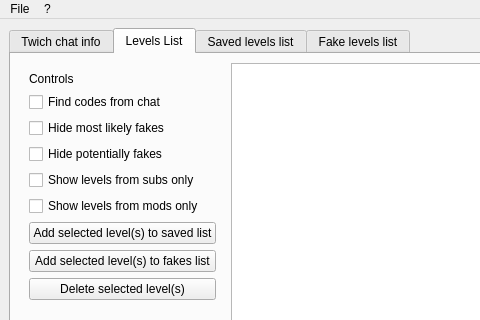
Above: MarioMakerLevelsBot/MarioMakerLevelsBot/ui/window.ui from RLejolivet/MarioMakerLevelsBot before the change; both pictures show x 0 to 480 and y 0 to 320 of the 1004 by 768 pixel window. Below: the same form after it.
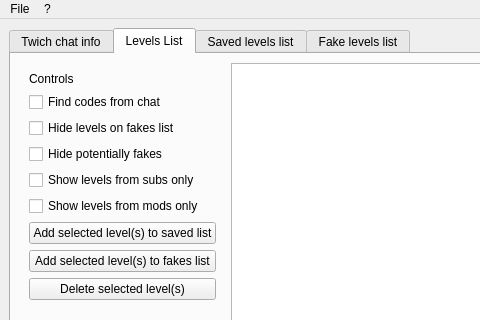
That is the form after the change. The open tabs and pages were chosen to show the change.

Commit message: Changed the wording of levels of "fakeness"

The edit to the form file:
```diff
--- a/MarioMakerLevelsBot/MarioMakerLevelsBot/ui/window.ui
+++ b/MarioMakerLevelsBot/MarioMakerLevelsBot/ui/window.ui
@@ -169,7 +169,7 @@
            <item>
             <widget class="QCheckBox" name="hide_likely_fakes_checkbox">
              <property name="text">
-              <string>Hide most likely fakes</string>
+              <string>Hide levels on fakes list</string>
              </property>
             </widget>
            </item>
```
The commit also changes 2 other files.
